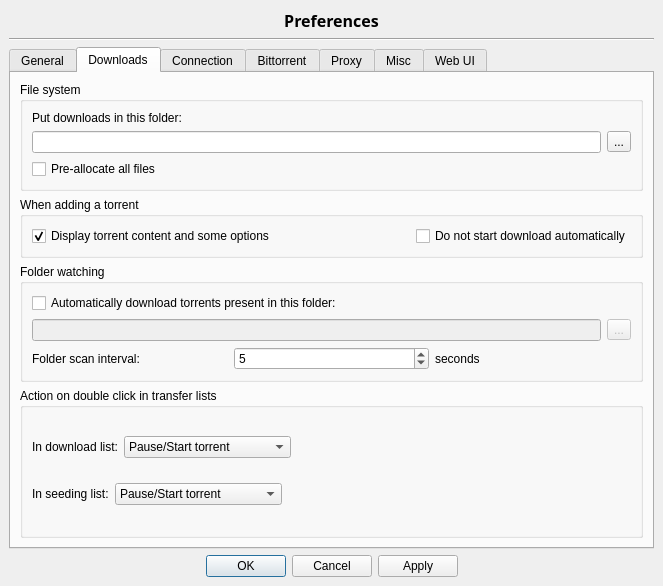
Before: the Qt Designer form src/options.ui in SysAdminDoc/qBittorrent-Vanced, drawn with Qt 5.
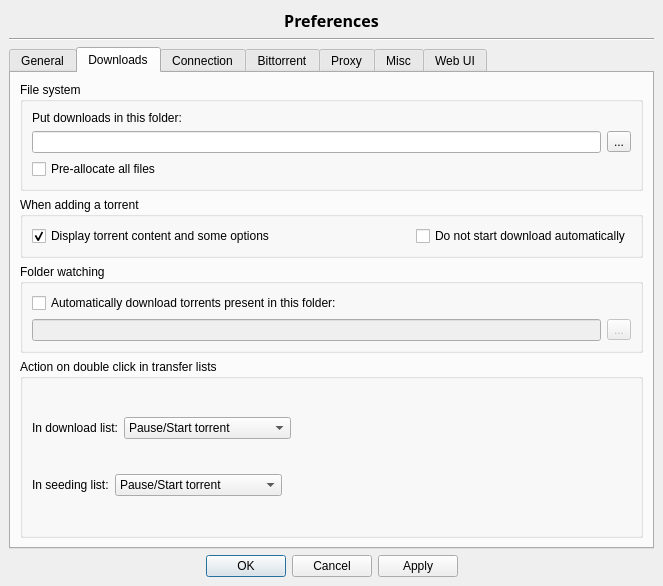
After: the same form once the commit is applied. The open tabs and pages were chosen to show the change. Icons and pictures are not drawn.

Commit message: Rewrote folder scanning code (Now uses a filesystem watcher)

```diff
--- a/src/options.ui
+++ b/src/options.ui
@@ -497,37 +497,6 @@
             </item>
            </layout>
           </item>
-          <item>
-           <layout class="QHBoxLayout" >
-            <item>
-             <widget class="QLabel" name="FolderScanLbl" >
-              <property name="text" >
-               <string>Folder scan interval:</string>
-              </property>
-             </widget>
-            </item>
-            <item>
-             <widget class="QSpinBox" name="FolderScanSpin" >
-              <property name="minimum" >
-               <number>1</number>
-              </property>
-              <property name="maximum" >
-               <number>9999</number>
-              </property>
-              <property name="value" >
-               <number>5</number>
-              </property>
-             </widget>
-            </item>
-            <item>
-             <widget class="QLabel" name="FolderScanLbl2" >
-              <property name="text" >
-               <string>seconds</string>
-              </property>
-             </widget>
-            </item>
-           </layout>
-          </item>
          </layout>
         </widget>
        </item>
```
The commit also changes 8 other files.
